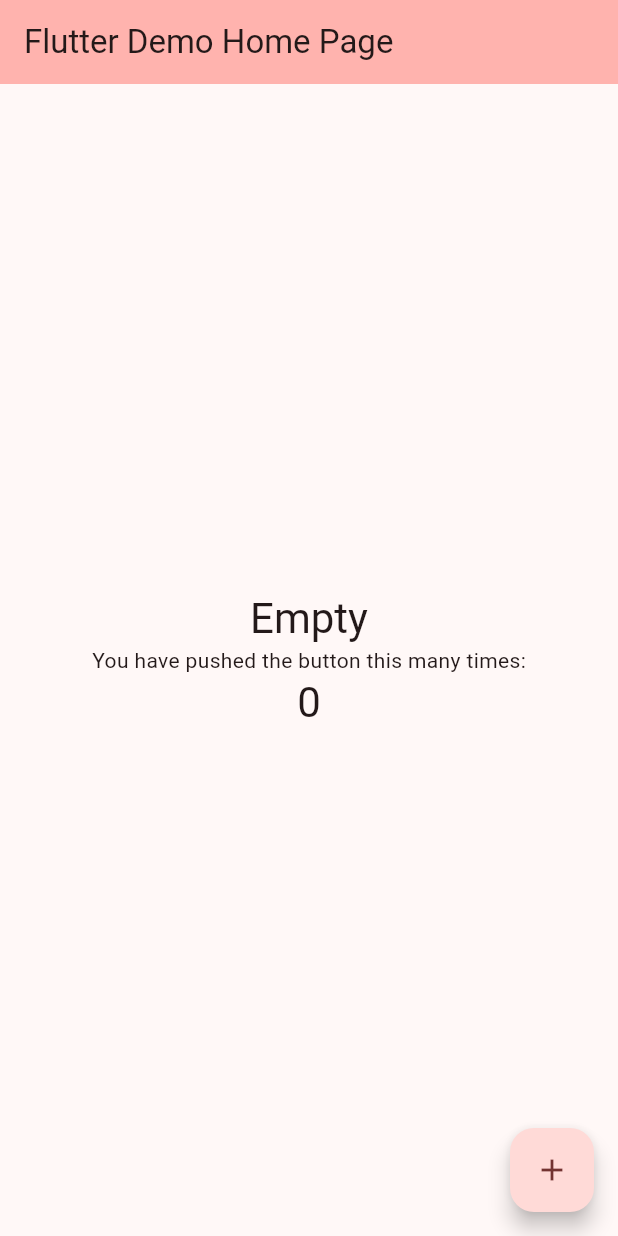
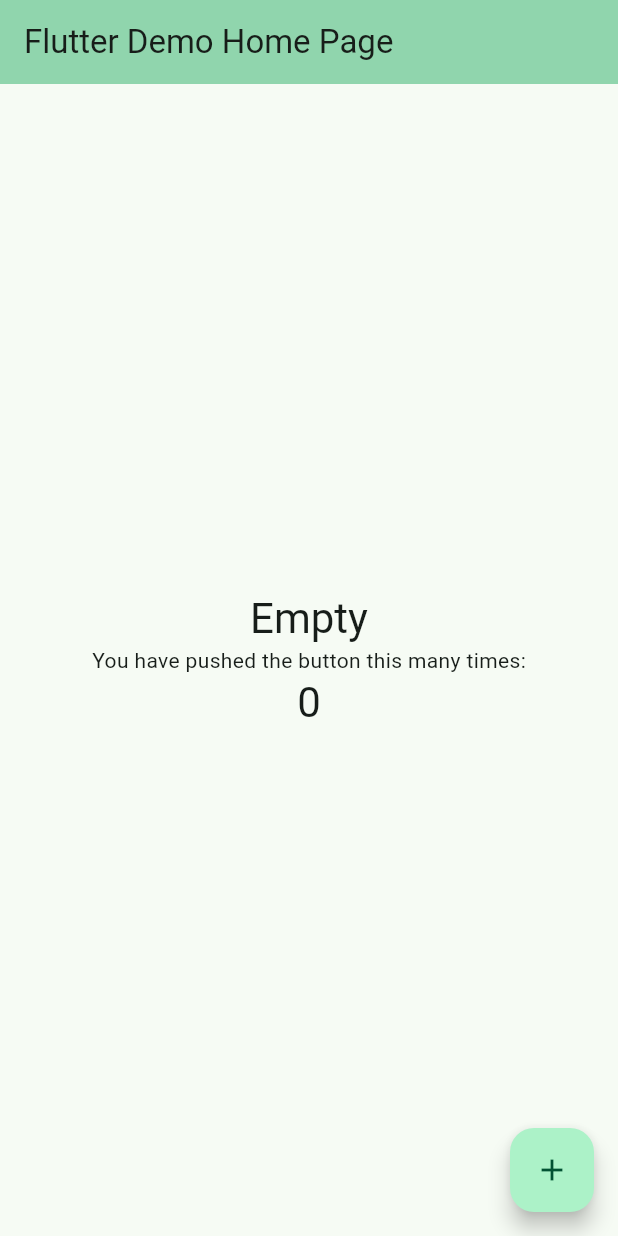
Before and after one commit to anishghale007/deeplink-flutter, a Flutter app: the screen it shows after launch, on a phone screen of 412 x 824 dp. Run offline on Flutter 3.47's test engine with Material 2 defaults, Android fonts, the phone set to English and light mode, and no system bars; our stand-ins replace app_links.

Commit message:
hello link

```diff
--- a/lib/main.dart
+++ b/lib/main.dart
@@ -15,7 +15,7 @@ class MyApp extends StatelessWidget {
     return MaterialApp(
       title: 'Flutter Demo',
       theme: ThemeData(
-        colorScheme: ColorScheme.fromSeed(seedColor: Colors.redAccent),
+        colorScheme: ColorScheme.fromSeed(seedColor: Colors.greenAccent),
         useMaterial3: true,
       ),
       home: const MyHomePage(title: 'Flutter Demo Home Page'),
```
Also changed, not shown: 1 other file.
